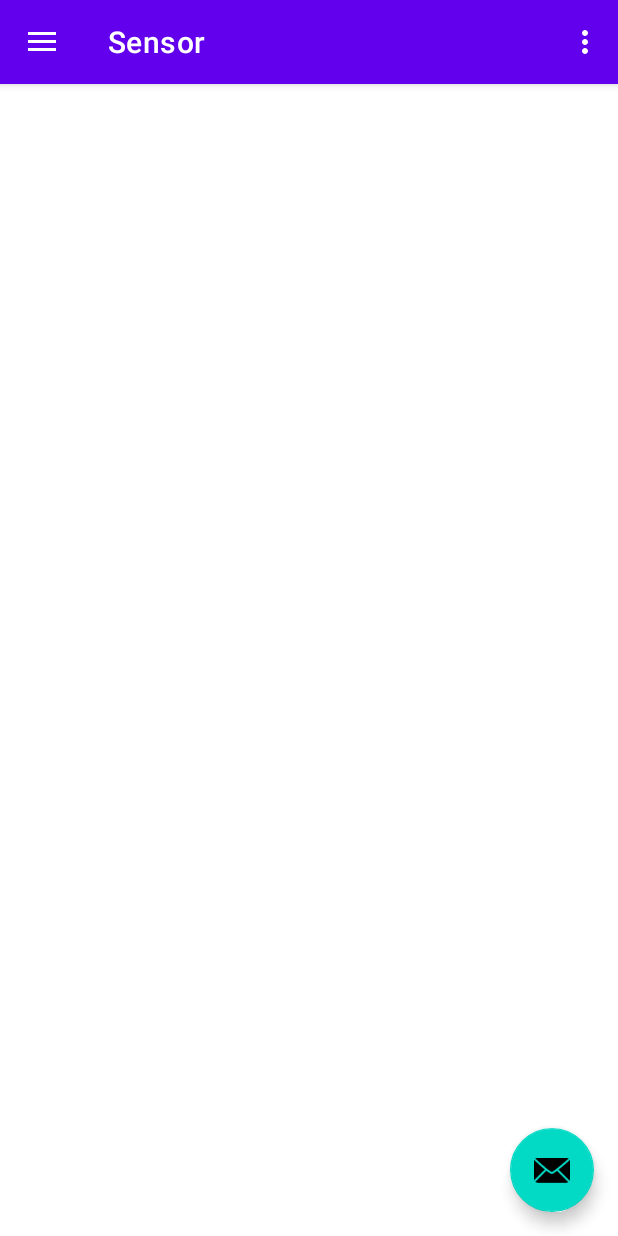
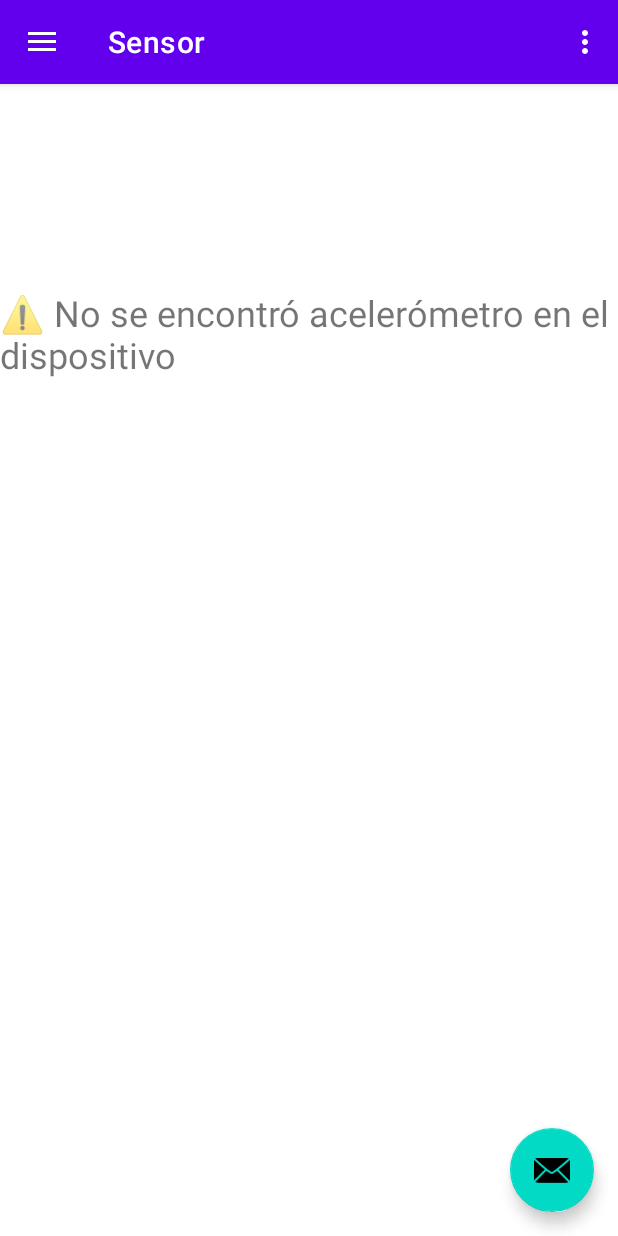
Before and after one commit to alerubira/parcial_disp_mov, an Android app: the screen it shows after launch (MainActivity), in the side drawer, after a tap on "Sensor", on a phone screen of 412 x 824 dp. Run offline under Robolectric (Android 15) with nearby library versions, the phone set to English and light mode, and no system bars; our stand-ins replace navigation-ui.

Commit message:
sensor acelerometro listo

```diff
--- a/app/src/main/AndroidManifest.xml
+++ b/app/src/main/AndroidManifest.xml
@@ -17,7 +17,7 @@
 
         <meta-data
             android:name="com.google.android.geo.API_KEY"
-            android:value="AIzaSyAutAZGhPMGbVEYecChy2efQ0t88U4rF-c" />
+            android:value="" />
 
         <activity
             android:name=".MainActivity"
--- a/app/src/main/java/com/principal/parcialdispmov/ui/gallery/GalleryFragment.java
+++ b/app/src/main/java/com/principal/parcialdispmov/ui/gallery/GalleryFragment.java
@@ -27,7 +27,7 @@ public class GalleryFragment extends Fragment {
                              ViewGroup container, Bundle savedInstanceState) {
         GalleryViewModel galleryViewModel =
                 new ViewModelProvider(this).get(GalleryViewModel.class);
-        Log.d("salida1", "entrando al fragment");
+
         binding = FragmentGalleryBinding.inflate(inflater, container, false);
         View root = binding.getRoot();
 
@@ -38,7 +38,6 @@ public class GalleryFragment extends Fragment {
                 new Observer<ArrayList<Producto>>() {
                     @Override
                     public void onChanged(ArrayList<Producto> productos) {
-                        Log.d("salida1", "en elobsrver");
                         ProductoAdapter ia = new ProductoAdapter(productos, requireContext(), getLayoutInflater());
                         GridLayoutManager glm = new GridLayoutManager(requireContext(), 2, GridLayoutManager.VERTICAL, false);
                         binding.lista.setLayoutManager(glm);
@@ -47,7 +46,7 @@ public class GalleryFragment extends Fragment {
                 }
         );
 
-        Log.d("salida1", "antes de cargr productos");
+
         galleryViewModel.buscarProductos();
         return root;
     }
--- a/app/src/main/java/com/principal/parcialdispmov/ui/gallery/GalleryViewModel.java
+++ b/app/src/main/java/com/principal/parcialdispmov/ui/gallery/GalleryViewModel.java
@@ -33,7 +33,6 @@ public class GalleryViewModel extends ViewModel {
     public void buscarProductos(){
 
         productos= MainActivity.listaProductos;
-        Log.d("salida1", "productos");
         productos.sort(Comparator.comparing(Producto::getDescripcion, String.CASE_INSENSITIVE_ORDER));
 
         listaMutable.setValue(productos);
--- a/app/src/main/java/com/principal/parcialdispmov/ui/home/HomeViewModel.java
+++ b/app/src/main/java/com/principal/parcialdispmov/ui/home/HomeViewModel.java
@@ -14,7 +14,6 @@ public class HomeViewModel extends ViewModel {
     public HomeViewModel() {
        // mText = new MutableLiveData<>();
         //mText.setValue("This is home fragment");
-
     }
     public LiveData<String> getMText()
     {
@@ -24,7 +23,7 @@ public class HomeViewModel extends ViewModel {
         }
         return mText;
     }
-    public void recibirObjeto(String codigo,String descripcion,String precio)
+    public void recibirObjeto(String descripcion,String codigo,String precio)
     {
         Double precioS;
         if (precio.isEmpty()) {
--- a/app/src/main/java/com/principal/parcialdispmov/ui/sensor/SensorFragment.java
+++ b/app/src/main/java/com/principal/parcialdispmov/ui/sensor/SensorFragment.java
@@ -44,7 +44,8 @@ public class SensorFragment extends Fragment {
             }
         });
 
-        mViewModel.accederASensores();
+       // mViewModel.accederASensores();
+        mViewModel.activarAcelerometro();
         return binding.getRoot();
       //  return inflater.inflate(R.layout.fragment_sensor, container, false);
     }
@@ -56,4 +57,9 @@ public class SensorFragment extends Fragment {
         // TODO: Use the ViewModel
     }
 
+    @Override
+    public void onPause() {
+        super.onPause();
+        mViewModel.desactivarAcelerometro();
+    }
 }
--- a/app/src/main/java/com/principal/parcialdispmov/ui/sensor/SensorViewModel.java
+++ b/app/src/main/java/com/principal/parcialdispmov/ui/sensor/SensorViewModel.java
@@ -25,6 +25,8 @@ public class SensorViewModel extends AndroidViewModel {
     private SensorManager manager;
     private List<Sensor> sensores;
     private ManejaSensores maneja;
+    private Sensor acelerometro;
+    private ManejaSensores listener;
     public SensorViewModel(@NonNull Application application) {
         super(application);
     }
@@ -46,6 +48,30 @@ public class SensorViewModel extends AndroidViewModel {
         mDatos.setValue(cadena.toString());
 
 
+    }
+    // Activar el acelerómetro
+    public void activarAcelerometro() {
+        manager = (SensorManager) getApplication().getSystemService(Context.SENSOR_SERVICE);
+
+        if (manager != null) {
+            List<Sensor> sensores = manager.getSensorList(Sensor.TYPE_ACCELEROMETER);
+            if (!sensores.isEmpty()) {
+                acelerometro = sensores.get(0);
+                listener = new ManejaSensores();
+                manager.registerListener(listener, acelerometro, SensorManager.SENSOR_DELAY_NORMAL);
+                mDatos.setValue("✅ Acelerómetro activado");
+            } else {
+                mDatos.setValue("⚠️ No se encontró acelerómetro en el dispositivo");
+            }
+        }
+    }
+
+    // Desactivar el acelerómetro
+    public void desactivarAcelerometro() {
+        if (manager != null && listener != null) {
+            manager.unregisterListener(listener);
+            mDatos.setValue("⏹ Lecturas desactivadas");
+        }
     }
 
     public void activarLecturas(){
@@ -73,7 +99,7 @@ public class SensorViewModel extends AndroidViewModel {
             float x=sensorEvent.values[0];
             float y=sensorEvent.values[1];
             float z=sensorEvent.values[2];
-            mDatos.setValue("x: "+x+" y: "+y+" z:"+z);
+            mDatos.setValue("x: "+x*10+" y: "+y*10+" z:"+z*10);
         }
     }
 }
--- a/app/src/main/res/menu/activity_main_drawer.xml
+++ b/app/src/main/res/menu/activity_main_drawer.xml
@@ -6,24 +6,24 @@
     <group android:checkableBehavior="single">
         <item
             android:id="@+id/nav_home"
-            android:icon="@drawable/ic_menu_camera"
-            android:title="@string/menu_home" />
+            android:icon="@drawable/icon_ingresar_datos"
+            android:title="@string/ingresar" />
         <item
             android:id="@+id/nav_gallery"
-            android:icon="@drawable/ic_menu_gallery"
-            android:title="@string/menu_gallery" />
+            android:icon="@drawable/icon_listar"
+            android:title="@string/listar" />
 
         <item
             android:id="@+id/mapsFragment"
-            android:icon="@drawable/ic_menu_slideshow"
+            android:icon="@drawable/icon_mapa"
             android:title="@string/mapa" />
         <item
             android:id="@+id/sensorFragment"
-            android:icon="@drawable/ic_menu_slideshow"
+            android:icon="@drawable/icon_sensor"
             android:title="@string/sensor" />
         <item
             android:id="@+id/nav_slideshow"
-            android:icon="@drawable/ic_menu_slideshow"
-            android:title="@string/menu_slideshow" />
+            android:icon="@drawable/icon_cerrar"
+            android:title="@string/salir" />
     </group>
 </menu>
--- a/app/src/main/res/navigation/mobile_navigation.xml
+++ b/app/src/main/res/navigation/mobile_navigation.xml
@@ -8,19 +8,19 @@
     <fragment
         android:id="@+id/nav_home"
         android:name="com.principal.parcialdispmov.ui.home.HomeFragment"
-        android:label="@string/menu_home"
+        android:label="@string/ingresar"
         tools:layout="@layout/fragment_home" />
 
     <fragment
         android:id="@+id/nav_gallery"
         android:name="com.principal.parcialdispmov.ui.gallery.GalleryFragment"
-        android:label="@string/menu_gallery"
+        android:label="@string/listar"
         tools:layout="@layout/fragment_gallery" />
 
     <fragment
         android:id="@+id/nav_slideshow"
         android:name="com.principal.parcialdispmov.ui.slideshow.SlideshowFragment"
-        android:label="@string/menu_slideshow"
+        android:label="@string/salir"
         tools:layout="@layout/fragment_slideshow" />
     <fragment
         android:id="@+id/mapsFragment"
--- a/app/src/main/res/values/strings.xml
+++ b/app/src/main/res/values/strings.xml
@@ -12,4 +12,7 @@
     <string name="menu_slideshow">Slideshow</string>
     <string name="mapa">Mapa</string>
     <string name="sensor">Sensor</string>
+    <string name="ingresar">Ingresar</string>
+    <string name="listar">Listar</string>
+    <string name="salir">Salir</string>
 </resources>
```
Also changed, not shown: app/src/main/res/drawable/icon_cerrar.png (added), app/src/main/res/drawable/icon_ingresar_datos.png (added), app/src/main/res/drawable/icon_listar.png (added), app/src/main/res/drawable/icon_mapa.png (added), app/src/main/res/drawable/icon_sensor.png (added).
